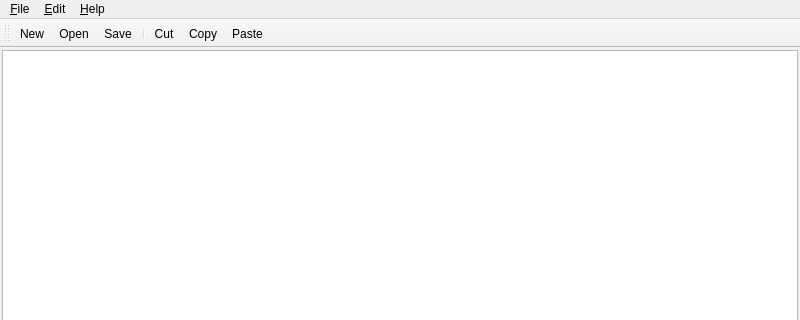
This is forms/MainWindow.ui in pdigiglio/CuteEdit as Qt 5 draws it before an edit; both pictures show x 0 to 800 and y 0 to 320 of the 800 by 600 pixel window. The edited form follows.
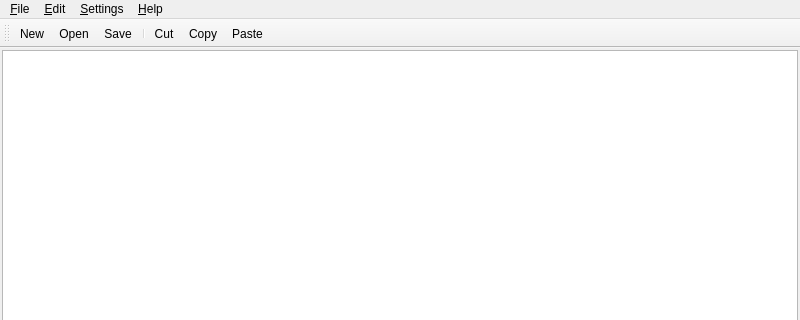
This is the edited form.

Commit message: Allow user to toggle toolbar

Diff of the .ui file:
```diff
--- a/forms/MainWindow.ui
+++ b/forms/MainWindow.ui
@@ -79,8 +79,14 @@
     <addaction name="actionAbout"/>
     <addaction name="actionAboutQt"/>
    </widget>
+   <widget class="QMenu" name="menu_Settings">
+    <property name="title">
+     <string>&amp;Settings</string>
+    </property>
+   </widget>
    <addaction name="menu_File"/>
    <addaction name="menu_Edit"/>
+   <addaction name="menu_Settings"/>
    <addaction name="menu_Help"/>
   </widget>
   <widget class="QStatusBar" name="StatusBar_"/>
```
The commit also changes 2 other files.
